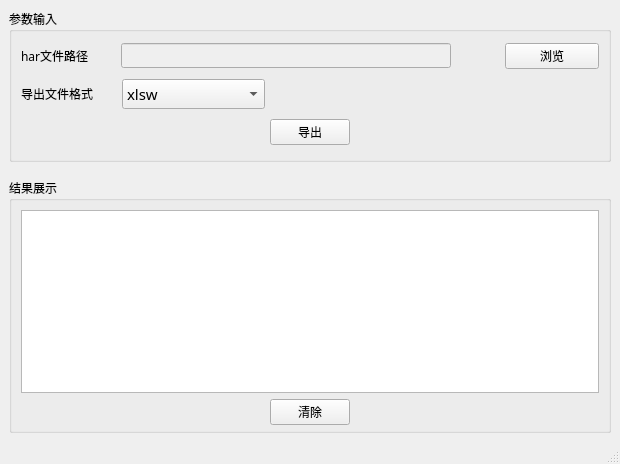
The window that ui/ocean_data.ui (LINFinger/oceanData) describes before a commit, drawn with Qt 5.
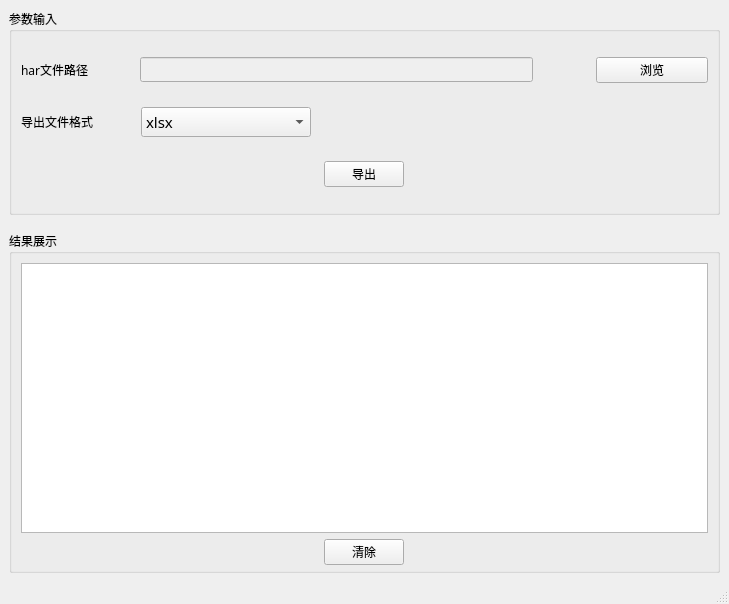
The same window after the commit.

Patch:
```diff
--- a/ui/ocean_data.ui
+++ b/ui/ocean_data.ui
@@ -9,8 +9,8 @@
    <rect>
     <x>0</x>
     <y>0</y>
-    <width>620</width>
-    <height>464</height>
+    <width>729</width>
+    <height>604</height>
    </rect>
   </property>
   <property name="font">
@@ -104,7 +104,7 @@
            </property>
            <item>
             <property name="text">
-             <string>xlsw</string>
+             <string>xlsx</string>
             </property>
            </item>
           </widget>
@@ -170,7 +170,15 @@
         <number>5</number>
        </property>
        <item>
-        <widget class="QTextBrowser" name="textBrowser"/>
+        <widget class="QTextBrowser" name="console">
+         <property name="html">
+          <string>&lt;!DOCTYPE HTML PUBLIC &quot;-//W3C//DTD HTML 4.0//EN&quot; &quot;http://www.w3.org/TR/REC-html40/strict.dtd&quot;&gt;
+&lt;html&gt;&lt;head&gt;&lt;meta name=&quot;qrichtext&quot; content=&quot;1&quot; /&gt;&lt;style type=&quot;text/css&quot;&gt;
+p, li { white-space: pre-wrap; }
+&lt;/style&gt;&lt;/head&gt;&lt;body style=&quot; font-family:'宋体'; font-size:9pt; font-weight:400; font-style:normal;&quot;&gt;
+&lt;p style=&quot;-qt-paragraph-type:empty; margin-top:0px; margin-bottom:0px; margin-left:0px; margin-right:0px; -qt-block-indent:0; text-indent:0px;&quot;&gt;&lt;br /&gt;&lt;/p&gt;&lt;/body&gt;&lt;/html&gt;</string>
+         </property>
+        </widget>
        </item>
        <item>
         <layout class="QHBoxLayout" name="horizontalLayout_5">
```
Left out of the diff: 14 changed lines with no effect on the pictures.
